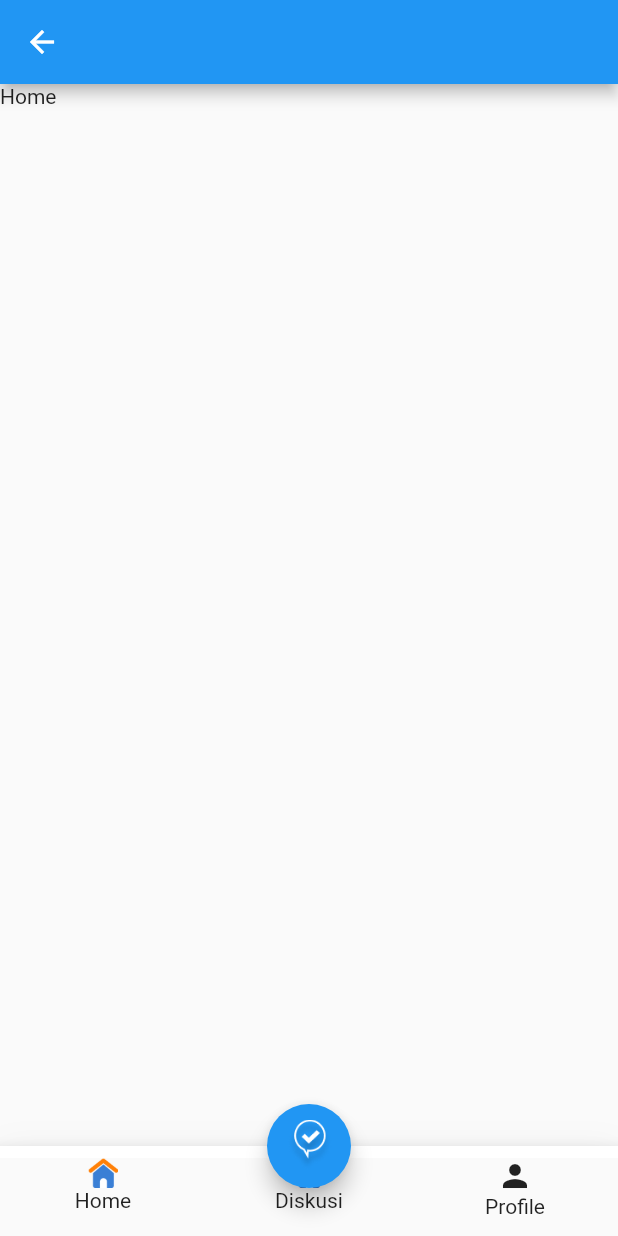
After one commit to wahyuandry/soalApp, a Flutter app: the MainPage screen opened by its route, after a tap on "Home", on a phone screen of 412 x 824 dp. The commit adds this screen. Run offline on Flutter 3.47's test engine with Material 2 defaults, Android fonts, the phone set to English and light mode, and no system bars.

Commit message:
bottom navigation main page

```diff
--- /dev/null
+++ b/lib/view/main/latihan_soal/home_page.dart
@@ -0,0 +1,22 @@
+import 'package:flutter/material.dart';
+
+class HomePage extends StatefulWidget {
+  const HomePage({Key? key}) : super(key: key);
+
+  @override
+  State<HomePage> createState() => _HomePageState();
+}
+
+class _HomePageState extends State<HomePage> {
+  @override
+  Widget build(BuildContext context) {
+    return Scaffold(
+      appBar: AppBar(),
+      body: Column(
+        children: [
+          Text("Home"),
+        ],
+      ),
+    );
+  }
+}
--- /dev/null
+++ b/lib/view/main/profile/profile_screen.dart
@@ -0,0 +1,22 @@
+import 'package:flutter/material.dart';
+
+class ProfilePage extends StatefulWidget {
+  const ProfilePage({Key? key}) : super(key: key);
+
+  @override
+  State<ProfilePage> createState() => _ProfilePageState();
+}
+
+class _ProfilePageState extends State<ProfilePage> {
+  @override
+  Widget build(BuildContext context) {
+    return Scaffold(
+      appBar: AppBar(),
+      body: Column(
+        children: [
+          Text("Profile"),
+        ],
+      ),
+    );
+  }
+}
--- a/lib/view/main_page.dart
+++ b/lib/view/main_page.dart
@@ -1,4 +1,8 @@
 import 'package:flutter/material.dart';
+import 'package:latihan_soal/constants/r.dart';
+import 'package:latihan_soal/view/main/discussion/chat_screen.dart';
+import 'package:latihan_soal/view/main/latihan_soal/home_page.dart';
+import 'package:latihan_soal/view/main/profile/profile_screen.dart';
 
 class MainPage extends StatefulWidget {
   const MainPage({Key? key}) : super(key: key);
@@ -9,10 +13,125 @@
 }
 
 class _MainPageState extends State<MainPage> {
+  final _pc = PageController();
+  int index = 0;
+
   @override
   Widget build(BuildContext context) {
     return Scaffold(
-      bottomNavigationBar: Container(),
+      floatingActionButton: FloatingActionButton(
+        child: Image.asset(
+          R.assets.icDiscuss,
+          width: 30,
+        ),
+        onPressed: () {
+          Navigator.of(context).push(
+            MaterialPageRoute(
+              builder: (context) => ChatPage(),
+            ),
+          );
+        },
+      ),
+      floatingActionButtonLocation: FloatingActionButtonLocation.centerDocked,
+      bottomNavigationBar: _buildBottomNavigation(),
+      body: PageView(
+        controller: _pc,
+        physics: NeverScrollableScrollPhysics(), //matiin swipe
+        children: [
+          HomePage(),
+          ProfilePage(),
+        ],
+      ),
+    );
+  }
+
+  Container _buildBottomNavigation() {
+    return Container(
+      decoration: BoxDecoration(
+        boxShadow: [
+          BoxShadow(
+            offset: Offset(0, 4),
+            blurRadius: 20,
+            color: Colors.black.withOpacity(0.06),
+          ),
+        ],
+      ),
+      child: BottomAppBar(
+        color: Colors.white,
+        child: Container(
+          height: 60,
+          child: Row(
+            children: [
+              Expanded(
+                child: Padding(
+                  padding: const EdgeInsets.only(top: 8.0),
+                  child: Material(
+                    child: InkWell(
+                      onTap: () {
+                        index = 0;
+                        _pc.animateToPage(index,
+                            duration: Duration(milliseconds: 500),
+                            curve: Curves.bounceInOut);
+                      },
+                      child: Column(
+                        children: [
+                          Image.asset(
+                            R.assets.icHome,
+                            height: 20,
+                          ),
+                          Text("Home"),
+                        ],
+                      ),
+                    ),
+                  ),
+                ),
+              ),
+              Expanded(
+                child: Padding(
+                  padding: const EdgeInsets.only(top: 8.0),
+                  child: Material(
+                    child: InkWell(
+                      child: Column(
+                        children: [
+                          Opacity(
+                            opacity: 0,
+                          ),
+                          Image.asset(
+                            R.assets.icHome,
+                            height: 20,
+                          ),
+                          Text("Diskusi"),
+                        ],
+                      ),
+                    ),
+                  ),
+                ),
+              ),
+              Expanded(
+                child: Padding(
+                  padding: const EdgeInsets.only(top: 8.0),
+                  child: Material(
+                    child: InkWell(
+                      onTap: () {
+                        index = 1;
+                        _pc.animateToPage(index,
+                            duration: Duration(milliseconds: 500),
+                            curve: Curves.bounceInOut);
+                      },
+                      child: Column(
+                        children: [
+                          Icon(Icons.person),
+                          Text("Profile"),
+                        ],
+                      ),
+                    ),
+                  ),
+                ),
+              )
+            ],
+          ),
+        ),
+      ),
     );
   }
 }
```
Also changed, not shown: lib/view/main/discussion/chat_screen.dart (added, +22 -0 lines), lib/view/register_page.dart (+13 -5 lines).
